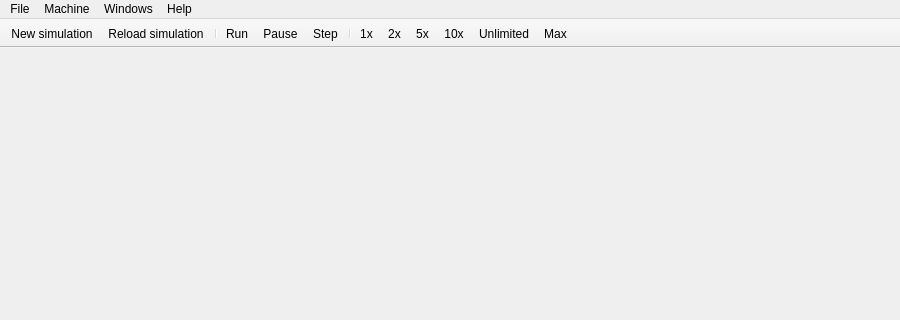
Qt form qtmips_gui/MainWindow.ui (cvut/qtrvsim) before a commit; both pictures show x 0 to 900 and y 0 to 320 of the 900 by 600 pixel window.
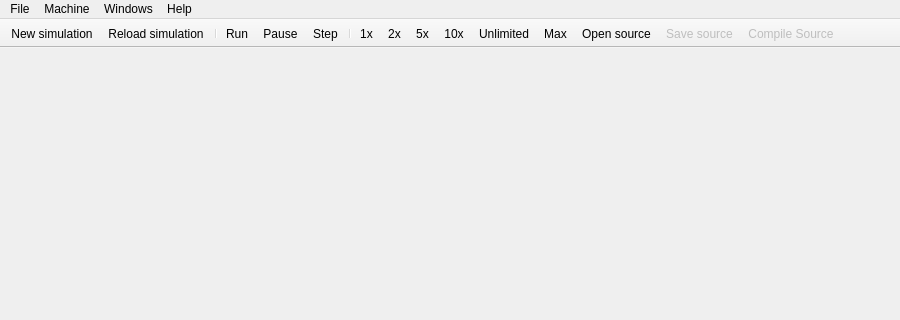
The same form after that commit. Icons and pictures are not drawn.

Commit message: Include source file open, save and compilation on tool bar.

The edit to the form file:
```diff
--- a/qtmips_gui/MainWindow.ui
+++ b/qtmips_gui/MainWindow.ui
@@ -145,6 +145,9 @@
    <addaction name="ips10"/>
    <addaction name="ipsUnlimited"/>
    <addaction name="ipsMax"/>
+   <addaction name="actionOpen"/>
+   <addaction name="actionSave"/>
+   <addaction name="actionCompileSource"/>
   </widget>
   <action name="actionNewMachine">
    <property name="icon">
```
Left out of the diff: 4 changed lines with no effect on the pictures.
